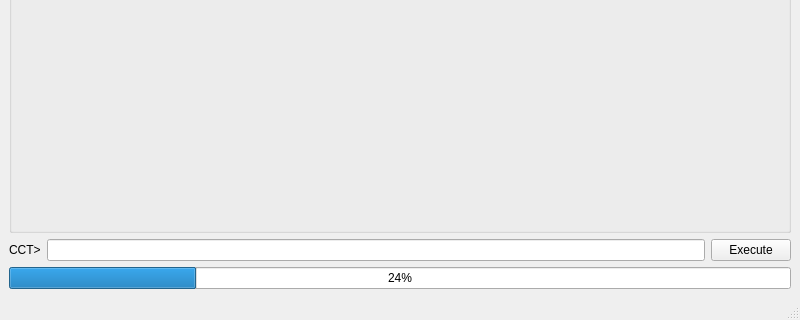
Qt form cct/qtgui/mainwindow/mainwindow.ui (awacha/cct) before a commit; both pictures show x 0 to 800 and y 320 to 640 of the 800 by 640 pixel window.
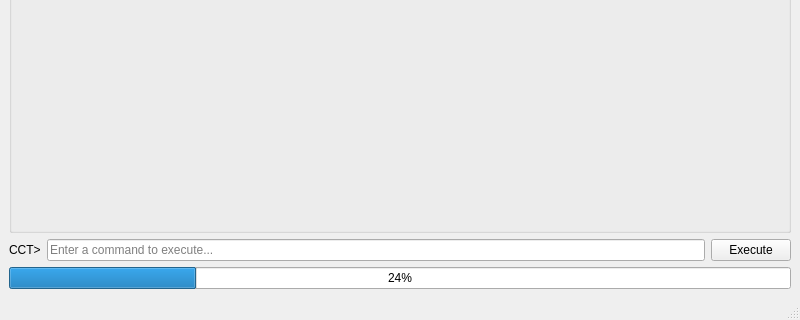
The same form after that commit. Icons and pictures are not drawn.

Commit message: commands work in MainWindow()

```diff
--- a/cct/qtgui/mainwindow/mainwindow.ui
+++ b/cct/qtgui/mainwindow/mainwindow.ui
@@ -68,7 +68,14 @@
         </widget>
        </item>
        <item>
-        <widget class="QLineEdit" name="lineEdit"/>
+        <widget class="QLineEdit" name="commandLineEdit">
+         <property name="placeholderText">
+          <string>Enter a command to execute...</string>
+         </property>
+         <property name="clearButtonEnabled">
+          <bool>true</bool>
+         </property>
+        </widget>
        </item>
        <item>
         <widget class="QPushButton" name="pushButton">
```
Left out of the diff: 7 changed lines with no effect on the pictures. The commit also changes 1 other file.
